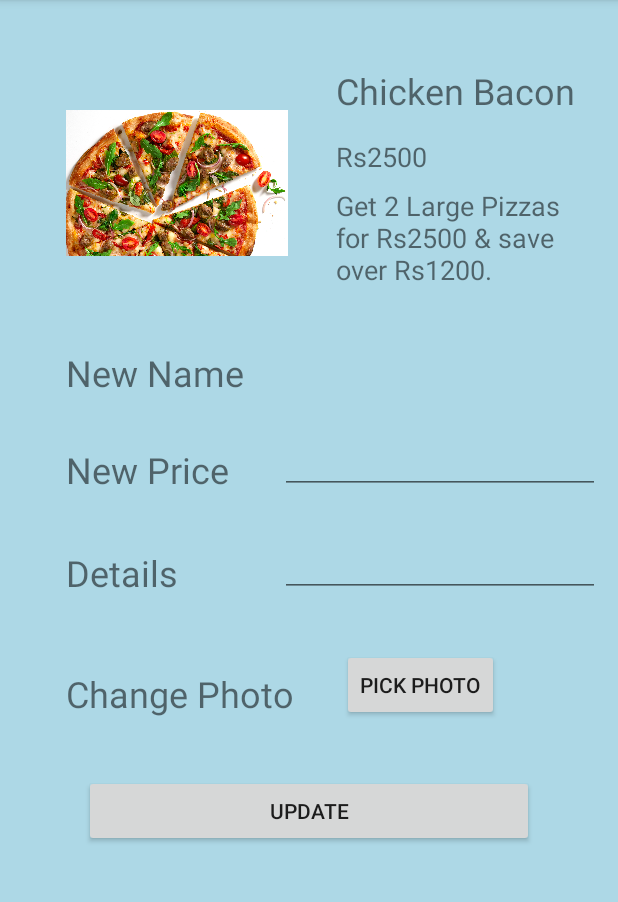
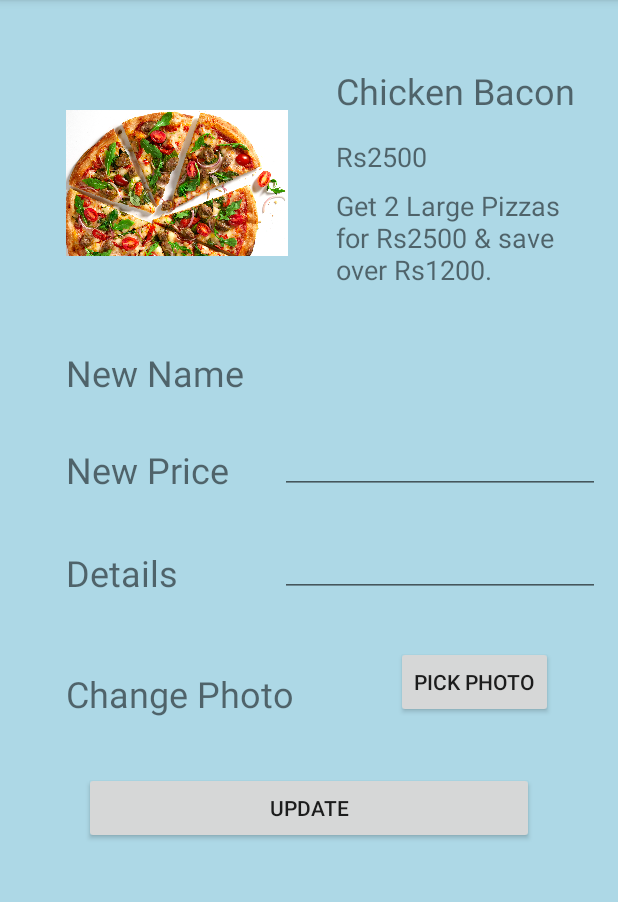
Before and after one commit to kavindu97/AmanRestaurant, an Android app: the Admin_EditPramotionItem screen opened directly, with no data from a screen before it, on a phone screen of 412 x 824 dp, the part 84-986 px from its top. Run offline under Robolectric (Android 15) with nearby library versions, the phone set to English and light mode, and no system bars.

Commit message:
commit 2

```diff
--- a/app/src/main/res/layout/activity_admin__edit_pramotion_item.xml
+++ b/app/src/main/res/layout/activity_admin__edit_pramotion_item.xml
@@ -144,13 +144,14 @@
         android:id="@+id/button3"
         android:layout_width="wrap_content"
         android:layout_height="wrap_content"
-        android:layout_marginStart="32dp"
-        android:layout_marginLeft="32dp"
+        android:layout_marginStart="68dp"
+        android:layout_marginLeft="68dp"
         android:layout_marginTop="36dp"
         android:text="@string/pick_photo"
         app:layout_constraintBottom_toBottomOf="@+id/textView12"
         app:layout_constraintStart_toEndOf="@+id/textView12"
-        app:layout_constraintTop_toBottomOf="@+id/editText7" />
+        app:layout_constraintTop_toBottomOf="@+id/editText7"
+        app:layout_constraintVertical_bias="1.0" />
 
     <Button
         android:id="@+id/button4"
```
